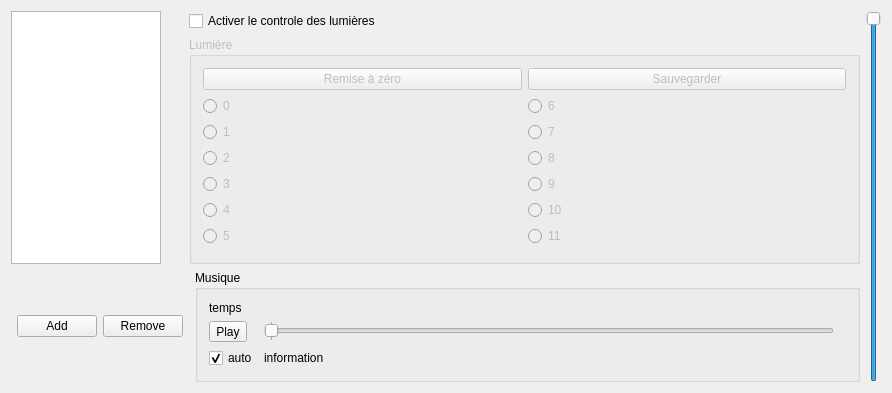
schenapan/danseMusicPlayer, file mainwindow.ui: the form before one commit.
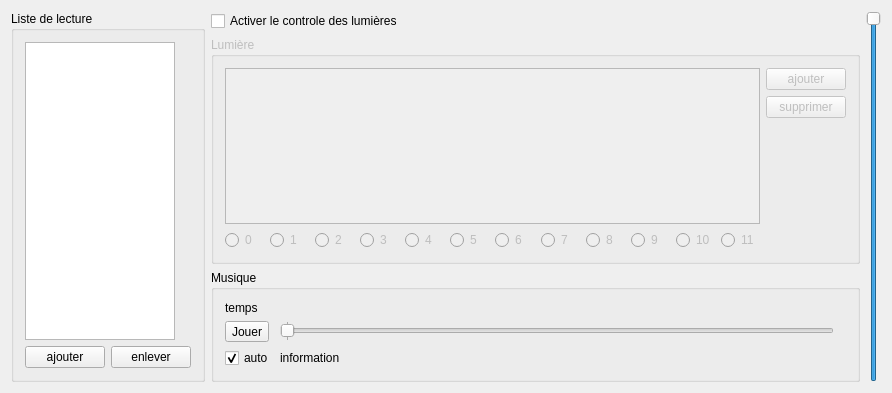
The form after the commit. Icons and pictures are not drawn.

Commit message: gestion par liste d'evenement lumineux

The edit to the form file:
```diff
--- a/mainwindow.ui
+++ b/mainwindow.ui
@@ -19,7 +19,255 @@
   </property>
   <widget class="QWidget" name="centralWidget">
    <layout class="QGridLayout" name="gridLayout_2">
-    <item row="2" column="4">
+    <item row="0" column="0" rowspan="3">
+     <widget class="QGroupBox" name="groupBox">
+      <property name="title">
+       <string>Liste de lecture</string>
+      </property>
+      <layout class="QGridLayout" name="gridLayout_3">
+       <item row="0" column="0" colspan="2">
+        <widget class="QListWidget" name="listWidget">
+         <property name="maximumSize">
+          <size>
+           <width>150</width>
+           <height>16777215</height>
+          </size>
+         </property>
+        </widget>
+       </item>
+       <item row="1" column="0">
+        <widget class="QPushButton" name="btnAdd">
+         <property name="text">
+          <string>ajouter</string>
+         </property>
+        </widget>
+       </item>
+       <item row="1" column="1">
+        <widget class="QPushButton" name="btnRemove">
+         <property name="text">
+          <string>enlever</string>
+         </property>
+        </widget>
+       </item>
+      </layout>
+     </widget>
+    </item>
+    <item row="0" column="1">
+     <widget class="QCheckBox" name="chkEnableLight">
+      <property name="text">
+       <string>Activer le controle des lumières</string>
+      </property>
+     </widget>
+    </item>
+    <item row="0" column="2" rowspan="3">
+     <widget class="QSlider" name="sliVolume">
+      <property name="maximumSize">
+       <size>
+        <width>20</width>
+        <height>16777215</height>
+       </size>
+      </property>
+      <property name="maximum">
+       <number>100</number>
+      </property>
+      <property name="value">
+       <number>100</number>
+      </property>
+      <property name="orientation">
+       <enum>Qt::Vertical</enum>
+      </property>
+     </widget>
+    </item>
+    <item row="1" column="1">
+     <widget class="QGroupBox" name="grpLight">
+      <property name="enabled">
+       <bool>false</bool>
+      </property>
+      <property name="title">
+       <string>Lumière</string>
+      </property>
+      <layout class="QGridLayout" name="gridLayout_4">
+       <item row="3" column="0">
+        <widget class="QRadioButton" name="rdState00">
+         <property name="text">
+          <string>0</string>
+         </property>
+         <property name="checkable">
+          <bool>true</bool>
+         </property>
+         <property name="autoExclusive">
+          <bool>false</bool>
+         </property>
+        </widget>
+       </item>
+       <item row="3" column="5">
+        <widget class="QRadioButton" name="rdState05">
+         <property name="text">
+          <string>5</string>
+         </property>
+         <property name="checkable">
+          <bool>true</bool>
+         </property>
+         <property name="autoExclusive">
+          <bool>false</bool>
+         </property>
+        </widget>
+       </item>
+       <item row="3" column="10">
+        <widget class="QRadioButton" name="rdState10">
+         <property name="text">
+          <string>10</string>
+         </property>
+         <property name="checkable">
+          <bool>true</bool>
+         </property>
+         <property name="autoExclusive">
+          <bool>false</bool>
+         </property>
+        </widget>
+       </item>
+       <item row="3" column="9">
+        <widget class="QRadioButton" name="rdState09">
+         <property name="text">
+          <string>9</string>
+         </property>
+         <property name="checkable">
+          <bool>true</bool>
+         </property>
+         <property name="autoExclusive">
+          <bool>false</bool>
+         </property>
+        </widget>
+       </item>
+       <item row="3" column="2">
+        <widget class="QRadioButton" name="rdState02">
+         <property name="text">
+          <string>2</string>
+         </property>
+         <property name="checkable">
+          <bool>true</bool>
+         </property>
+         <property name="autoExclusive">
+          <bool>false</bool>
+         </property>
+        </widget>
+       </item>
+       <item row="3" column="4">
+        <widget class="QRadioButton" name="rdState04">
+         <property name="text">
+          <string>4</string>
+         </property>
+         <property name="checkable">
+          <bool>true</bool>
+         </property>
+         <property name="autoExclusive">
+          <bool>false</bool>
+         </property>
+        </widget>
+       </item>
+       <item row="3" column="6">
+        <widget class="QRadioButton" name="rdState06">
+         <property name="text">
+          <string>6</string>
+         </property>
+         <property name="checkable">
+          <bool>true</bool>
+         </property>
+         <property name="autoExclusive">
+          <bool>false</bool>
+         </property>
+        </widget>
+       </item>
+       <item row="3" column="3">
+        <widget class="QRadioButton" name="rdState03">
+         <property name="text">
+          <string>3</string>
+         </property>
+         <property name="checkable">
+          <bool>true</bool>
+         </property>
+         <property name="autoExclusive">
+          <bool>false</bool>
+         </property>
+        </widget>
+       </item>
+       <item row="3" column="1">
+        <widget class="QRadioButton" name="rdState01">
+         <property name="text">
+          <string>1</string>
+         </property>
+         <property name="checkable">
+          <bool>true</bool>
+         </property>
+         <property name="autoExclusive">
+          <bool>false</bool>
+         </property>
+        </widget>
+       </item>
+       <item row="3" column="8">
+        <widget class="QRadioButton" name="rdState08">
+         <property name="text">
+          <string>8</string>
+         </property>
+         <property name="checkable">
+          <bool>true</bool>
+         </property>
+         <property name="autoExclusive">
+          <bool>false</bool>
+         </property>
+        </widget>
+       </item>
+       <item row="3" column="7">
+        <widget class="QRadioButton" name="rdState07">
+         <property name="text">
+          <string>7</string>
+         </property>
+         <property name="checkable">
+          <bool>true</bool>
+         </property>
+         <property name="autoExclusive">
+          <bool>false</bool>
+         </property>
+        </widget>
+       </item>
+       <item row="1" column="13">
+        <widget class="QPushButton" name="btnLightRemove">
+         <property name="text">
+          <string>supprimer</string>
+         </property>
+        </widget>
+       </item>
+       <item row="0" column="13">
+        <widget class="QPushButton" name="btnLightAdd">
+         <property name="text">
+          <string>ajouter</string>
+         </property>
+        </widget>
+       </item>
+       <item row="3" column="11">
+        <widget class="QRadioButton" name="rdState11">
+         <property name="text">
+          <string>11</string>
+         </property>
+         <property name="checkable">
+          <bool>true</bool>
+         </property>
+         <property name="autoExclusive">
+          <bool>false</bool>
+         </property>
+        </widget>
+       </item>
+       <item row="0" column="0" rowspan="3" colspan="12">
+        <widget class="QListWidget" name="lstLightEvent">
+         <property name="editTriggers">
+          <set>QAbstractItemView::NoEditTriggers</set>
+         </property>
+        </widget>
+       </item>
+      </layout>
+     </widget>
+    </item>
+    <item row="2" column="1">
      <widget class="QGroupBox" name="grpMusic">
       <property name="maximumSize">
        <size>
@@ -70,7 +318,7 @@
        <item row="1" column="0">
         <widget class="QToolButton" name="btnPlay">
          <property name="text">
-          <string>Play</string>
+          <string>Jouer</string>
          </property>
         </widget>
        </item>
@@ -108,202 +356,6 @@
       </layout>
      </widget>
     </item>
-    <item row="2" column="2">
-     <widget class="QPushButton" name="btnRemove">
-      <property name="text">
-       <string>Remove</string>
-      </property>
-     </widget>
-    </item>
-    <item row="0" column="0" rowspan="2" colspan="3">
-     <widget class="QListWidget" name="listWidget">
-      <property name="maximumSize">
-       <size>
-        <width>150</width>
-        <height>16777215</height>
-       </size>
-      </property>
-     </widget>
-    </item>
-    <item row="0" column="5" rowspan="3">
-     <widget class="QSlider" name="sliVolume">
-      <property name="maximumSize">
-       <size>
-        <width>20</width>
-        <height>16777215</height>
-       </size>
-      </property>
-      <property name="maximum">
-       <number>100</number>
-      </property>
-      <property name="value">
-       <number>100</number>
-      </property>
-      <property name="orientation">
-       <enum>Qt::Vertical</enum>
-      </property>
-     </widget>
-    </item>
-    <item row="2" column="1">
-     <widget class="QPushButton" name="btnAdd">
-      <property name="text">
-       <string>Add</string>
-      </property>
-     </widget>
-    </item>
-    <item row="1" column="3" colspan="2">
-     <widget class="QGroupBox" name="grpLight">
-      <property name="enabled">
-       <bool>false</bool>
-      </property>
-      <property name="title">
-       <string>Lumière</string>
-      </property>
-      <layout class="QGridLayout" name="gridLayout_3">
-       <item row="1" column="1">
-        <widget class="QRadioButton" name="rdState06">
-         <property name="text">
-          <string>6</string>
-         </property>
-         <property name="autoExclusive">
-          <bool>false</bool>
-         </property>
-        </widget>
-       </item>
-       <item row="1" column="0">
-        <widget class="QRadioButton" name="rdState00">
-         <property name="text">
-          <string>0</string>
-         </property>
-         <property name="autoExclusive">
-          <bool>false</bool>
-         </property>
-        </widget>
-       </item>
-       <item row="3" column="0">
-        <widget class="QRadioButton" name="rdState02">
-         <property name="text">
-          <string>2</string>
-         </property>
-         <property name="autoExclusive">
-          <bool>false</bool>
-         </property>
-        </widget>
-       </item>
-       <item row="4" column="1">
-        <widget class="QRadioButton" name="rdState09">
-         <property name="text">
-          <string>9</string>
-         </property>
-         <property name="autoExclusive">
-          <bool>false</bool>
-         </property>
-        </widget>
-       </item>
-       <item row="3" column="1">
-        <widget class="QRadioButton" name="rdState08">
-         <property name="text">
-          <string>8</string>
-         </property>
-         <property name="autoExclusive">
-          <bool>false</bool>
-         </property>
-        </widget>
-       </item>
-       <item row="4" column="0">
-        <widget class="QRadioButton" name="rdState03">
-         <property name="text">
-          <string>3</string>
-         </property>
-         <property name="autoExclusive">
-          <bool>false</bool>
-         </property>
-        </widget>
-       </item>
-       <item row="2" column="0">
-        <widget class="QRadioButton" name="rdState01">
-         <property name="text">
-          <string>1</string>
-         </property>
-         <property name="autoExclusive">
-          <bool>false</bool>
-         </property>
-        </widget>
-       </item>
-       <item row="2" column="1">
-        <widget class="QRadioButton" name="rdState07">
-         <property name="text">
-          <string>7</string>
-         </property>
-         <property name="autoExclusive">
-          <bool>false</bool>
-         </property>
-        </widget>
-       </item>
-       <item row="5" column="0">
-        <widget class="QRadioButton" name="rdState04">
-         <property name="text">
-          <string>4</string>
-         </property>
-         <property name="autoExclusive">
-          <bool>false</bool>
-         </property>
-        </widget>
-       </item>
-       <item row="6" column="0">
-        <widget class="QRadioButton" name="rdState05">
-         <property name="text">
-          <string>5</string>
-         </property>
-         <property name="autoExclusive">
-          <bool>false</bool>
-         </property>
-        </widget>
-       </item>
-       <item row="5" column="1">
-        <widget class="QRadioButton" name="rdState10">
-         <property name="text">
-          <string>10</string>
-         </property>
-         <property name="autoExclusive">
-          <bool>false</bool>
-         </property>
-        </widget>
-       </item>
-       <item row="6" column="1">
-        <widget class="QRadioButton" name="rdState11">
-         <property name="text">
-          <string>11</string>
-         </property>
-         <property name="autoExclusive">
-          <bool>false</bool>
-         </property>
-        </widget>
-       </item>
-       <item row="0" column="1">
-        <widget class="QPushButton" name="btnSaveLight">
-         <property name="text">
-          <string>Sauvegarder</string>
-         </property>
-        </widget>
-       </item>
-       <item row="0" column="0">
-        <widget class="QPushButton" name="btnRAZ">
-         <property name="text">
-          <string>Remise à zéro</string>
-         </property>
-        </widget>
-       </item>
-      </layout>
-     </widget>
-    </item>
-    <item row="0" column="3" colspan="2">
-     <widget class="QCheckBox" name="chkEnableLight">
-      <property name="text">
-       <string>Activer le controle des lumières</string>
-      </property>
-     </widget>
-    </item>
    </layout>
   </widget>
  </widget>
```
The commit also changes 9 other files.
